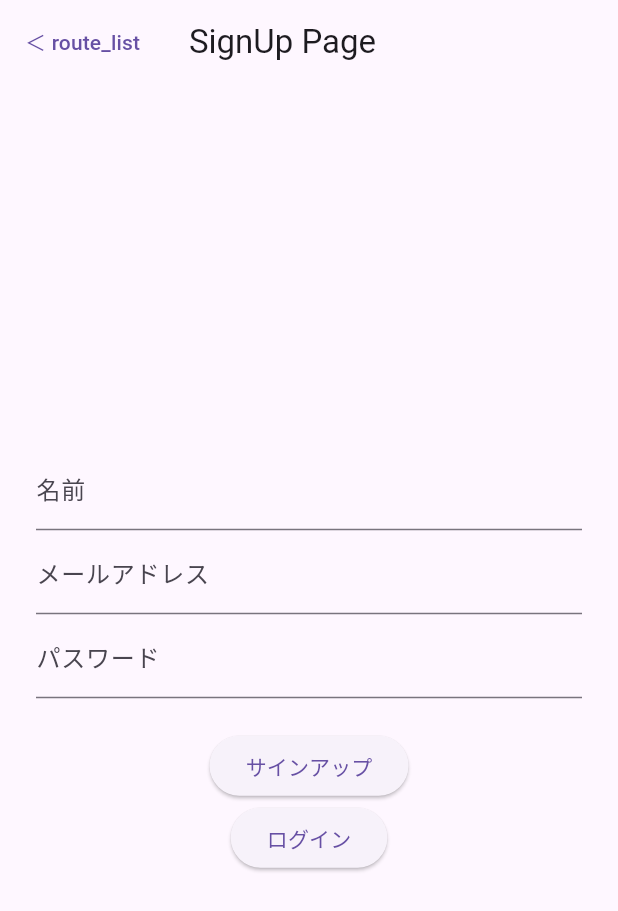
After one commit to scla-sagauniv/last-tamushun-app, a Flutter app: the screen it shows after launch, after a tap on "ログイン", after a tap on "新規登録", on a phone screen of 412 x 824 dp. The commit adds this screen. Shown: the top 911 px of the screen. Run offline on Flutter 3.47's test engine with Material 3 defaults, Android fonts, the phone set to English and light mode, and no system bars; our stand-ins replace camera, firebase_core, firebase_storage, go_router, hooks_riverpod, image_picker and 3 more; missing offline and left inert: arkit_plugin, crypt, ffmpeg_kit_flutter; accounts and stored records are empty; network calls fail.

Commit message:
modify repository&login signin

```diff
--- /dev/null
+++ b/lib/authentication/signup_page.dart
@@ -0,0 +1,83 @@
+import 'package:flutter/material.dart';
+import 'package:go_router/go_router.dart';
+import 'package:last_tamushun_app/repositorys/auth_repository.dart';
+import 'package:shared_preferences/shared_preferences.dart';
+
+class SignUpPage extends StatefulWidget {
+  const SignUpPage({Key? key}) : super(key: key);
+
+  @override
+  _SignUpPageState createState() => _SignUpPageState();
+}
+
+class _SignUpPageState extends State<SignUpPage> {
+  TextEditingController nameController = TextEditingController();
+  TextEditingController emailController = TextEditingController();
+  TextEditingController passwordController = TextEditingController();
+  String infoText = ''; // エラーメッセージ用の変数
+  final AuthRepository authRepository = AuthRepository();
+
+  Future<void> signup() async {
+    SharedPreferences prefs = await SharedPreferences.getInstance();
+    try {
+      await authRepository.postSignUp(
+        nameController.text,
+        emailController.text,
+        passwordController.text,
+      );
+      GoRouter.of(context).go('/route_list');
+    } catch (e) {
+      setState(() {
+        infoText = 'SignUp failed: ${e.toString()}';
+      });
+      await prefs.setString('token', '');
+      GoRouter.of(context).go('/signup');
+    }
+  }
+
+  @override
+  Widget build(BuildContext context) => Scaffold(
+        appBar: AppBar(
+          title: const Text('SignUp Page'),
+          leadingWidth: 110,
+          leading: TextButton(
+            child: const Text('＜ route_list'),
+            onPressed: () => context.go('/route_list'),
+          ),
+        ),
+        body: Center(
+          child: Container(
+            padding: EdgeInsets.all(24),
+            child: Column(
+              mainAxisAlignment: MainAxisAlignment.center,
+              children: <Widget>[
+                TextFormField(
+                  controller: nameController,
+                  decoration: InputDecoration(labelText: '名前'),
+                ),
+                TextFormField(
+                  controller: emailController,
+                  decoration: InputDecoration(labelText: 'メールアドレス'),
+                ),
+                TextFormField(
+                  controller: passwordController,
+                  decoration: InputDecoration(labelText: 'パスワード'),
+                  obscureText: true,
+                ),
+                Text(infoText),
+                ElevatedButton(
+                  child: Text('サインアップ'),
+                  onPressed: signup, // ログイン関数を呼び出す
+                ),
+                ElevatedButton(
+                  child: const Text('ログイン'),
+                  onPressed: () => context.go('/login'),
+                )
+
+                // ユーザー登録ボタンの処理は省略
+              ],
+            ),
+          ),
+        ),
+      );
+}
--- a/lib/home/home_page.dart
+++ b/lib/home/home_page.dart
@@ -23,7 +23,7 @@ class _HomePageState extends State<HomePage> {
           actions: [
             IconButton(
               icon: const Icon(Icons.account_circle),
-              onPressed: () => context.go('/auth'),
+              onPressed: () => context.go('/login'),
             ),
             IconButton(
                 icon: Icon(Icons.close),
--- a/lib/hooks/logout.dart
+++ b/lib/hooks/logout.dart
@@ -5,5 +5,5 @@ import 'package:shared_preferences/shared_preferences.dart';
 Future<void> logout(BuildContext context) async {
   SharedPreferences prefs = await SharedPreferences.getInstance();
   await prefs.remove('token');
-  GoRouter.of(context).go('/auth');
+  GoRouter.of(context).go('/login');
 }
--- a/lib/registration/registration_page.dart
+++ b/lib/registration/registration_page.dart
@@ -207,7 +207,7 @@ class _RegistrationPageState extends State<RegistrationPage> {
           actions: [
             IconButton(
               icon: const Icon(Icons.account_circle),
-              onPressed: () => context.go('/auth'),
+              onPressed: () => context.go('/login'),
             ),
             IconButton(
                 icon: const Icon(Icons.close),
--- /dev/null
+++ b/lib/repositorys/auth_repository.dart
@@ -0,0 +1,47 @@
+import 'package:crypt/crypt.dart';
+import 'package:openapi/api.dart';
+import 'package:shared_preferences/shared_preferences.dart';
+
+class AuthRepository {
+  final apiInstance = DefaultApi();
+
+  Future<void> postLogin(String email, String password) async {
+    SharedPreferences prefs = await SharedPreferences.getInstance();
+    // final hashedPassword = Crypt.sha256(password);
+
+    try {
+      final postLoginRequest = PostLoginRequest(
+        email: email,
+        // password: hashedPassword.toString(),
+        password: password,
+      );
+      final result =
+          await apiInstance.postLogin(postLoginRequest: postLoginRequest);
+      if (result != null && result.token != null) {
+        await prefs.setString('token', result.token!);
+      }
+      throw Exception('Failed to login');
+    } catch (e) {
+      print('Exception when calling DefaultApi->postLogin: $e\n');
+      await prefs.remove('token');
+      throw Exception('Failed to login');
+    }
+  }
+
+  Future<void> postSignUp(String email, String password, String name) async {
+    SharedPreferences prefs = await SharedPreferences.getInstance();
+    final hashedPassword = Crypt.sha256(password);
+    try {
+      final postUserRequest = PostUserRequest(
+        email: email,
+        hashedPassword: hashedPassword.toString(),
+        name: name,
+      );
+      await apiInstance.postUser(postUserRequest: postUserRequest);
+    } catch (e) {
+      print('Exception when calling DefaultApi->postRegister: $e\n');
+      await prefs.remove('token');
+      throw Exception('Failed to register');
+    }
+  }
+}
--- a/lib/repositorys/registration_repository.dart
+++ b/lib/repositorys/registration_repository.dart
@@ -1,12 +1,14 @@
 import 'package:openapi/api.dart';
+import 'package:shared_preferences/shared_preferences.dart';
 
 class RegistrationRepository {
   final apiInstance = DefaultApi();
 
   Future<String> postUploadFile(String imageURL, String movieURL) async {
+    SharedPreferences prefs = await SharedPreferences.getInstance();
     try {
-      final respons = await apiInstance.postMedia(
-          "Bearer 1234567890abcdefghijklmnopqrstuvwxyz",
+      final token = prefs.getString('token');
+      final respons = await apiInstance.postMedia("Bearer $token",
           postMediaRequest: PostMediaRequest(
             lon: 0,
             lat: 0,
--- a/lib/router.dart
+++ b/lib/router.dart
@@ -1,13 +1,13 @@
-import 'package:camera/camera.dart';
 import 'package:flutter/material.dart';
 import 'package:go_router/go_router.dart';
 import 'package:last_tamushun_app/ar/ar_page.dart';
 import 'package:hooks_riverpod/hooks_riverpod.dart';
-import 'package:last_tamushun_app/authentication/auth_page.dart';
+import 'package:last_tamushun_app/authentication/login_page.dart';
 import 'package:last_tamushun_app/error_page.dart';
 import 'package:last_tamushun_app/home/home_page.dart';
 import 'package:last_tamushun_app/registration/registration_page.dart';
 import 'package:shared_preferences/shared_preferences.dart';
+import 'authentication/signup_page.dart';
 
 Future<String?> _getToken() async {
   final prefs = await SharedPreferences.getInstance();
@@ -48,8 +48,12 @@ final routerProvider = Provider((ref) {
         builder: (context, state) => const HomePage(),
       ),
       GoRoute(
-        path: '/auth',
-        builder: (context, state) => const AuthPage(),
+        path: '/login',
+        builder: (context, state) => const LoginPage(),
+      ),
+      GoRoute(
+        path: "/signup",
+        builder: (context, state) => const SignUpPage(),
       ),
       GoRoute(
         path: '/registration',
@@ -67,10 +71,23 @@ final routerProvider = Provider((ref) {
     redirect: (context, state) async {
       final token = await _getToken();
 
-      final loggingIn = state.matchedLocation == '/auth';
+      final isLoggingIn = state.matchedLocation == '/login';
+      final isSigningUp = state.matchedLocation == '/signup';
 
-      if (token == null && !loggingIn) return '/auth';
-      if (token != null && loggingIn) return '/';
+      // トークンが存在し、ログインページまたはサインアップページにアクセスしようとしている場合は、そのまま許可
+      if (token != null && (isLoggingIn || isSigningUp)) {
+        return null;
+      }
+
+      // トークンが存在し、ログインやサインアップ以外のページにアクセスしようとしている場合はホームへリダイレクト
+      if (token != null) {
+        return '/';
+      }
+
+      // トークンが存在しない場合は、ログインページにリダイレクト
+      if (token == null && !isLoggingIn && !isSigningUp) {
+        return '/login';
+      }
 
       return null;
     },
@@ -95,7 +112,7 @@ class RouteListPage extends StatelessWidget {
           ),
           ListTile(
             title: const Text('auth'),
-            onTap: () => context.go('/auth'),
+            onTap: () => context.go('/login'),
           ),
           ListTile(
             title: const Text('registration'),
--- a/pubspec.yaml
+++ b/pubspec.yaml
@@ -53,6 +53,7 @@ dependencies:
     path: ./openapi
   progress_state_button: ^1.0.4
   ffmpeg_kit_flutter: ^6.0.3
+  crypt: ^4.3.1
 
 dev_dependencies:
   flutter_test:
```
Also changed, not shown: lib/authentication/login_page.dart (renamed from lib/authentication/auth_page.dart, +16 -41 lines), openapi.json (added, +1 -0 lines), pubspec.lock.
